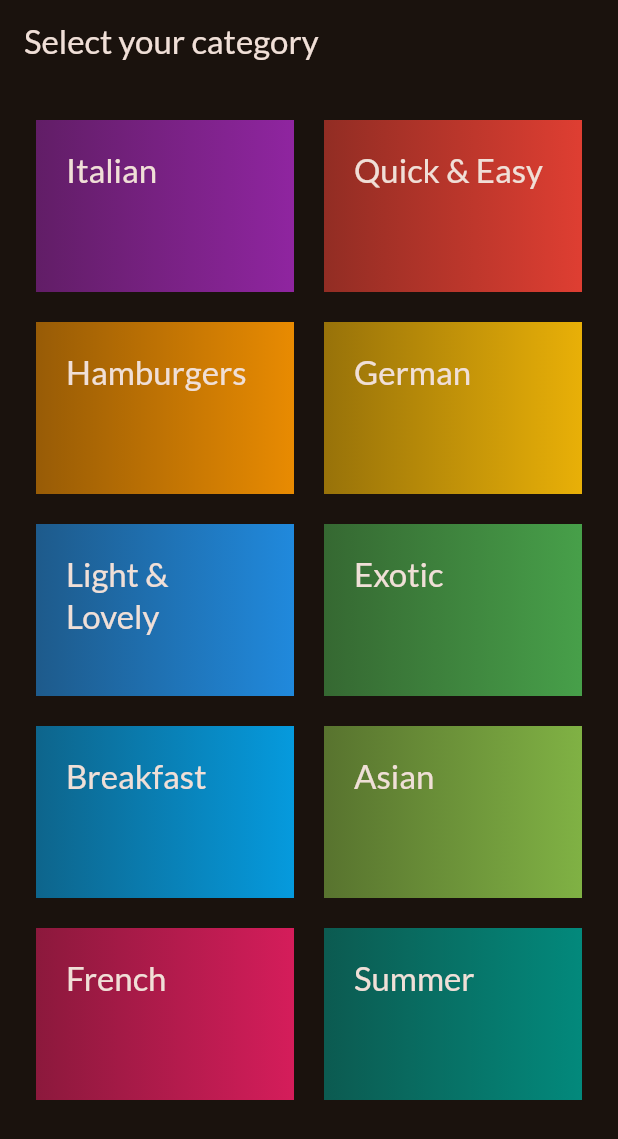
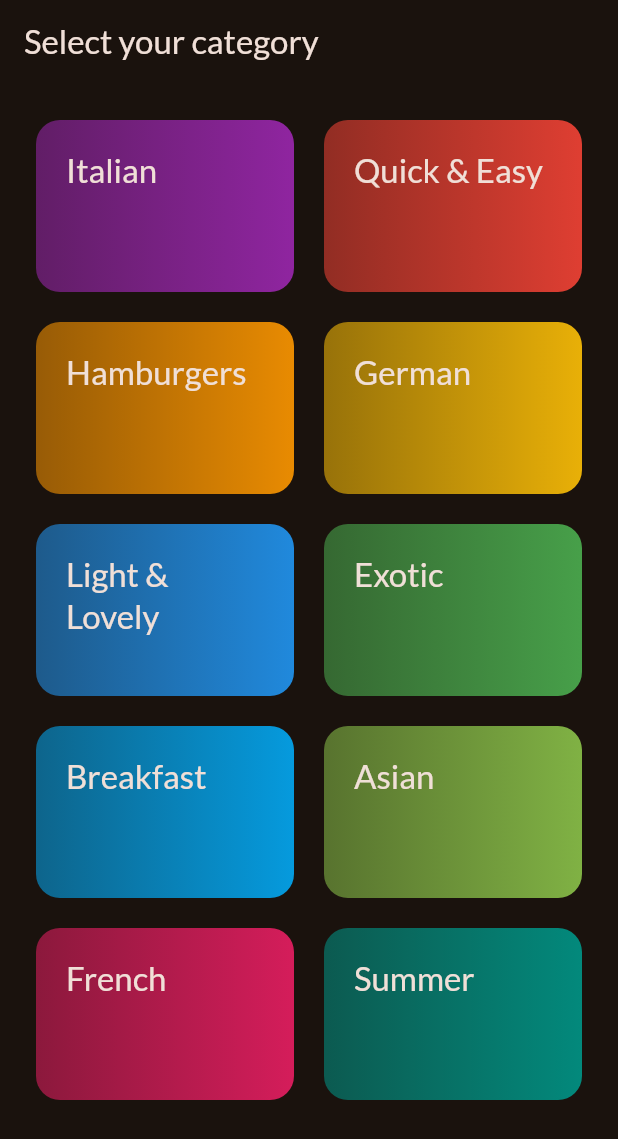
Before and after one commit to MichaelWarwavesyn/meals, a Flutter app: the screen it shows after launch, on a phone screen of 412 x 824 dp. Shown: the top 1139 px of the screen. Run offline on Flutter 3.47's test engine with Material 3 defaults, Android fonts, the phone set to English and light mode, and no system bars; our stand-ins replace google_fonts.

Commit message:
Added border radius and made them tappable, currently prints the title.

```diff
--- a/lib/widgets/category_grid_item.dart
+++ b/lib/widgets/category_grid_item.dart
@@ -11,9 +11,14 @@ class CategoryGridItem extends StatelessWidget {
 
   @override
   Widget build(BuildContext context) {
-    return Container(
+    return InkWell(
+      onTap: () => print('tapped: ${category.title}'),
+      splashColor: Theme.of(context).primaryColor,
+      borderRadius: BorderRadius.circular(16),
+      child: Container(
         padding: const EdgeInsets.all(20.0),
         decoration: BoxDecoration(
+            borderRadius: BorderRadius.circular(16),
             gradient: LinearGradient(colors: [
               category.color.withOpacity(0.55),
               category.color.withOpacity(0.9),
@@ -24,6 +29,7 @@ class CategoryGridItem extends StatelessWidget {
                 color: Theme.of(context).colorScheme.onBackground,
               ),
         ),
+      ),
     );
   }
 }
```
Lines whose indentation alone changed are shown as unchanged.
